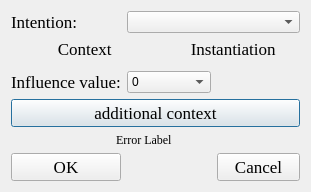
Above: CoBaIR/NewCombinedContextInfluence.ui from dfki-ric/CoBaIR before the change. Below: the same form after it.
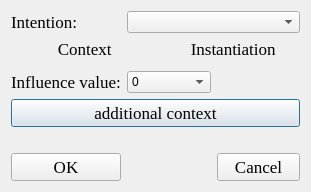
That is the form after the change.

Commit message: new_combined_influence

What changed in the file:
```diff
--- a/CoBaIR/NewCombinedContextInfluence.ui
+++ b/CoBaIR/NewCombinedContextInfluence.ui
@@ -161,7 +161,7 @@
       </font>
      </property>
      <property name="text">
-      <string>                                   Error Label</string>
+      <string/>
      </property>
     </widget>
    </item>
```
The commit also changes 1 other file.
